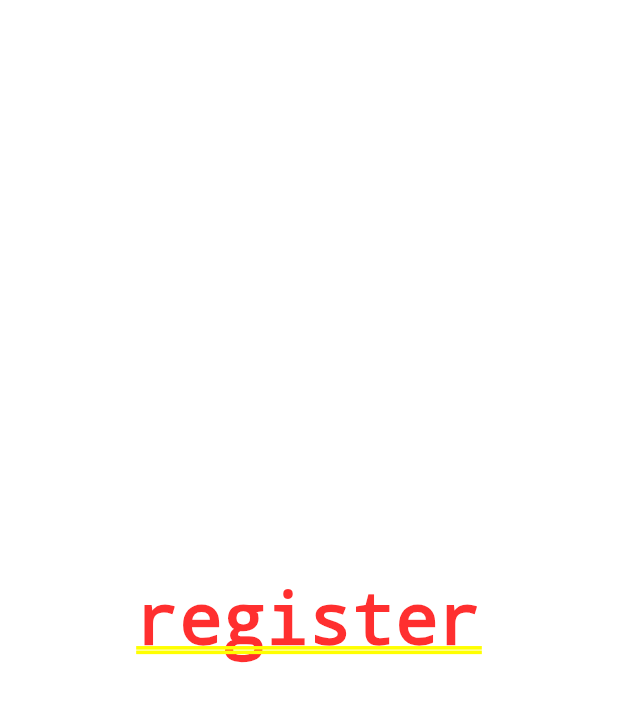
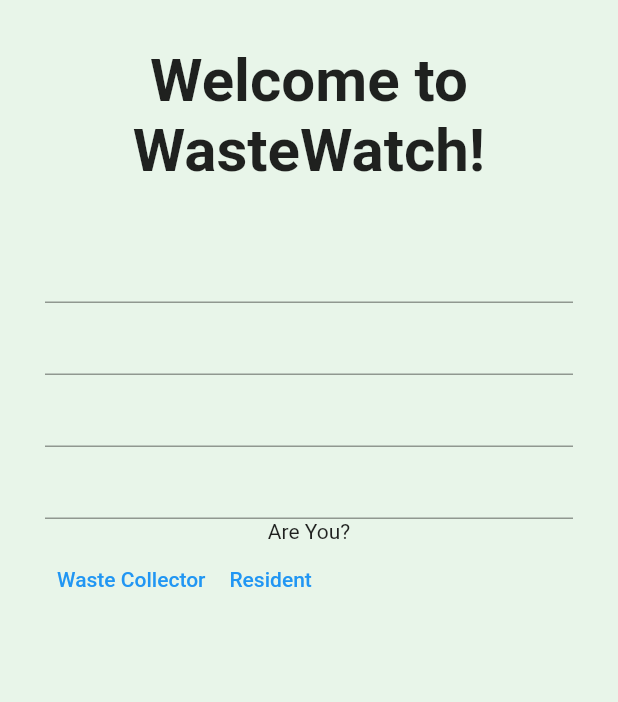
Before and after one commit to 27priyanshu/WasteWatch, a Flutter app: the screen it shows after launch, on a phone screen of 412 x 824 dp. Shown: the top 702 px of the screen. Run offline on Flutter 3.47's test engine with Material 2 defaults, Android fonts, the light colour scheme and no system bars; our stand-ins replace flutter_login.

Commit message:
till register page

```diff
--- a/waste_watch/lib/registration1.dart
+++ b/waste_watch/lib/registration1.dart
@@ -1,5 +1,5 @@
 import 'package:flutter/material.dart';
-
+import 'package:flutter_login/flutter_login.dart';
 
 class registeration extends StatefulWidget {
   registeration({Key? key}) : super(key: key);
@@ -8,11 +8,85 @@ class registeration extends StatefulWidget {
   State<registeration> createState() => _registerationState();
 }
 
+final _formKey = GlobalKey<FormState>();
+
 class _registerationState extends State<registeration> {
   @override
   Widget build(BuildContext context) {
-    return Container(
-      child: Center(child: Text("register")),
-    );
+    return Scaffold(
+        backgroundColor: Colors.green[50],
+        body: SafeArea(
+          child: Container(
+            width: double.infinity,
+            height: MediaQuery.of(context).size.height,
+            padding: EdgeInsets.symmetric(horizontal: 30, vertical: 30),
+            child: Column(
+              mainAxisAlignment: MainAxisAlignment.spaceBetween,
+              children: [
+                Column(
+                  crossAxisAlignment: CrossAxisAlignment.center,
+                  children: [
+                    Text(
+                      "Welcome to WasteWatch!",
+                      style:
+                          TextStyle(fontWeight: FontWeight.bold, fontSize: 40),
+                      textAlign: TextAlign.center,
+                    ),
+                    SizedBox(
+                      height: 30,
+                    ),
+                    Form(
+                      key: _formKey,
+                      child: Column(
+                        children: <Widget>[
+                          // Add TextFormFields and ElevatedButton here.
+                          TextFormField(
+                            // The validator receives the text that the user has entered.
+                            validator: (value) {
+                              if (value == null || value.isEmpty) {
+                                return 'Please enter full name';
+                              }
+                              return null;
+                            },
+                          ),
+                          TextFormField(
+                            // The validator receives the text that the user has entered.
+                            validator: (value) {
+                              if (value == null || value.isEmpty) {
+                                return 'Please enter email address';
+                              }
+                              return null;
+                            },
+                          ),
+                          TextFormField(
+                            // The validator receives the text that the user has entered.
+                            validator: (value) {
+                              if (value == null || value.isEmpty) {
+                                return 'Please enter password';
+                              }
+                              return null;
+                            },
+                          ),
+                          TextFormField(
+                            // The validator receives the text that the user has entered.
+                            validator: (value) {
+                              if (value == null || value.isEmpty) {
+                                return 'Please enter contact no.';
+                              }
+                              return null;
+                            },
+                          ),
+                          Column(children: [Text("Are You?")],),
+                          Row(children: [TextButton(onPressed: (){}, child: Text("Waste Collector")),TextButton(onPressed: (){}, child: Text("Resident"))],),
+
+                        ],
+                      ),
+                    )
+                  ],
+                ),
+              ],
+            ),
+          ),
+        ));
   }
 }
--- a/waste_watch/lib/splashscreen.dart
+++ b/waste_watch/lib/splashscreen.dart
@@ -30,7 +30,7 @@ class _GetStartedPageState extends State<GetStartedPage> {
             mainAxisAlignment: MainAxisAlignment.center,
             children: [
               Image.asset(
-                "splashScreen.png",
+                "/Users/shubhsardana/Desktop/WasteWatch/waste_watch/images/splashScreen.png",
                 // height: 132.00,
                 // width: 150.00,
               ),
--- a/waste_watch/pubspec.yaml
+++ b/waste_watch/pubspec.yaml
@@ -36,6 +36,7 @@ dependencies:
   # The following adds the Cupertino Icons font to your application.
   # Use with the CupertinoIcons class for iOS style icons.
   cupertino_icons: ^1.0.2
+  flutter_login: ^4.1.1
 
 dev_dependencies:
   flutter_test:
```
Also changed, not shown: waste_watch/pubspec.lock, 11 other files.
